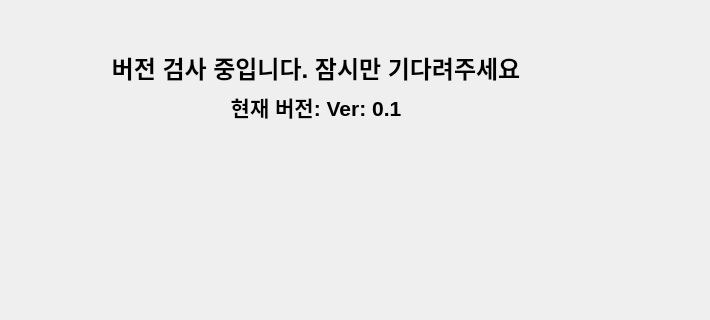
This is ver_check/Ver_check.ui in kangsy0058/NFC_2021_Kiosk as Qt 5 draws it before an edit; both pictures show x 90 to 800 and y 0 to 320 of the 800 by 480 pixel window. The edited form follows.
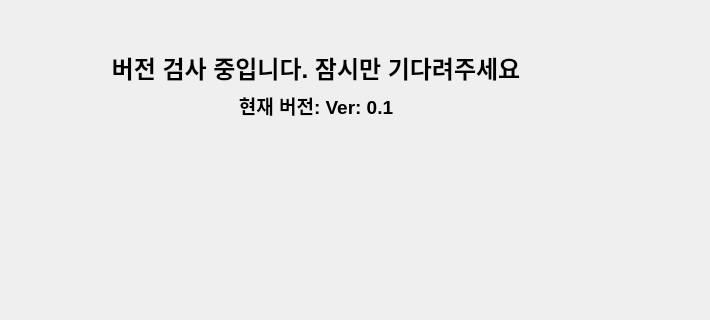
This is the edited form.

Commit message: 버전검사UI + .py를 main에 연결

What changed in the file:
```diff
--- a/ver_check/Ver_check.ui
+++ b/ver_check/Ver_check.ui
@@ -26,7 +26,7 @@
    <string>NFC 전자 출입 시스템</string>
   </property>
   <widget class="QWidget" name="centralwidget">
-   <widget class="QWidget" name="">
+   <widget class="QWidget" name="layoutWidget">
     <property name="geometry">
      <rect>
       <x>170</x>
@@ -46,7 +46,7 @@
      <item>
       <widget class="QLabel" name="label_2">
        <property name="text">
-        <string>&lt;html&gt;&lt;head/&gt;&lt;body&gt;&lt;p align=&quot;center&quot;&gt;&lt;span style=&quot; font-size:16pt; font-weight:600;&quot;&gt;현재 버전: Ver: 0.1&lt;/span&gt;&lt;/p&gt;&lt;/body&gt;&lt;/html&gt;</string>
+        <string>&lt;html&gt;&lt;head/&gt;&lt;body&gt;&lt;p align=&quot;center&quot;&gt;&lt;span style=&quot; font-size:14pt; font-weight:600;&quot;&gt;현재 버전: Ver: 0.1&lt;/span&gt;&lt;/p&gt;&lt;/body&gt;&lt;/html&gt;</string>
        </property>
        <property name="alignment">
         <set>Qt::AlignCenter</set>
```
The commit also changes 3 other files.
